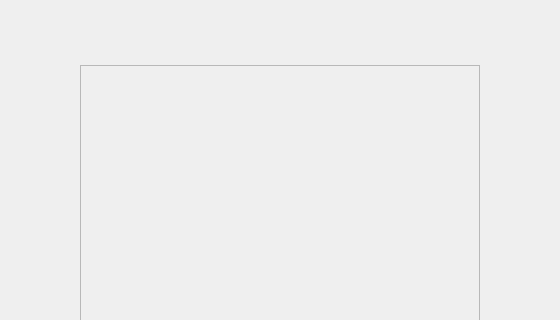
Above: OnePlayer/src/widget.ui from whdicu/OnePlayer before the change; both pictures show x 360 to 920 and y 0 to 320 of the 920 by 520 pixel window. Below: the same form after it.
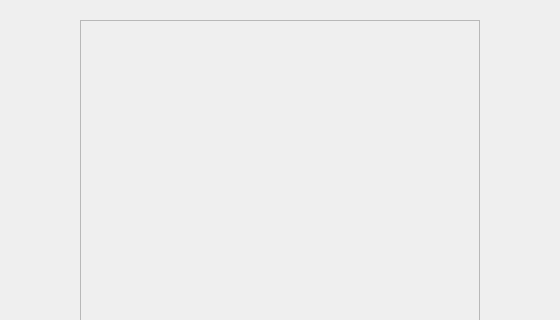
That is the form after the change. Icons and pictures are not drawn. Custom widgets are drawn as their Qt base class.

```diff
--- a/OnePlayer/src/widget.ui
+++ b/OnePlayer/src/widget.ui
@@ -924,7 +924,7 @@
          </font>
         </property>
         <property name="currentIndex">
-         <number>0</number>
+         <number>2</number>
         </property>
         <widget class="QWidget" name="page_local_mysite">
          <widget class="SearchEdit" name="find_widget" native="true">
@@ -1216,6 +1216,79 @@
           </widget>
          </widget>
         </widget>
+        <widget class="QWidget" name="page_play_list">
+         <widget class="QScrollArea" name="scrollArea_2">
+          <property name="geometry">
+           <rect>
+            <x>0</x>
+            <y>0</y>
+            <width>400</width>
+            <height>400</height>
+           </rect>
+          </property>
+          <property name="font">
+           <font>
+            <family>Microsoft YaHei UI</family>
+           </font>
+          </property>
+          <property name="verticalScrollBarPolicy">
+           <enum>Qt::ScrollBarAlwaysOff</enum>
+          </property>
+          <property name="widgetResizable">
+           <bool>true</bool>
+          </property>
+          <property name="alignment">
+           <set>Qt::AlignHCenter|Qt::AlignTop</set>
+          </property>
+          <widget class="QWidget" name="play_list_area">
+           <property name="geometry">
+            <rect>
+             <x>0</x>
+             <y>0</y>
+             <width>400</width>
+             <height>400</height>
+            </rect>
+           </property>
+           <layout class="QVBoxLayout" name="verticalLayout_8">
+            <property name="spacing">
+             <number>0</number>
+            </property>
+            <property name="leftMargin">
+             <number>0</number>
+            </property>
+            <property name="topMargin">
+             <number>0</number>
+            </property>
+            <property name="rightMargin">
+             <number>0</number>
+            </property>
+            <property name="bottomMargin">
+             <number>0</number>
+            </property>
+            <item>
+             <layout class="QVBoxLayout" name="play_list_layout">
+              <property name="spacing">
+               <number>5</number>
+              </property>
+             </layout>
+            </item>
+            <item>
+             <spacer name="verticalSpacer_2">
+              <property name="orientation">
+               <enum>Qt::Vertical</enum>
+              </property>
+              <property name="sizeHint" stdset="0">
+               <size>
+                <width>20</width>
+                <height>40</height>
+               </size>
+              </property>
+             </spacer>
+            </item>
+           </layout>
+          </widget>
+         </widget>
+        </widget>
        </widget>
        <widget class="MultiBtnWidget" name="multi_btn_widget" native="true">
         <property name="geometry">
```
Left out of the diff: 6 changed lines with no effect on the pictures.
